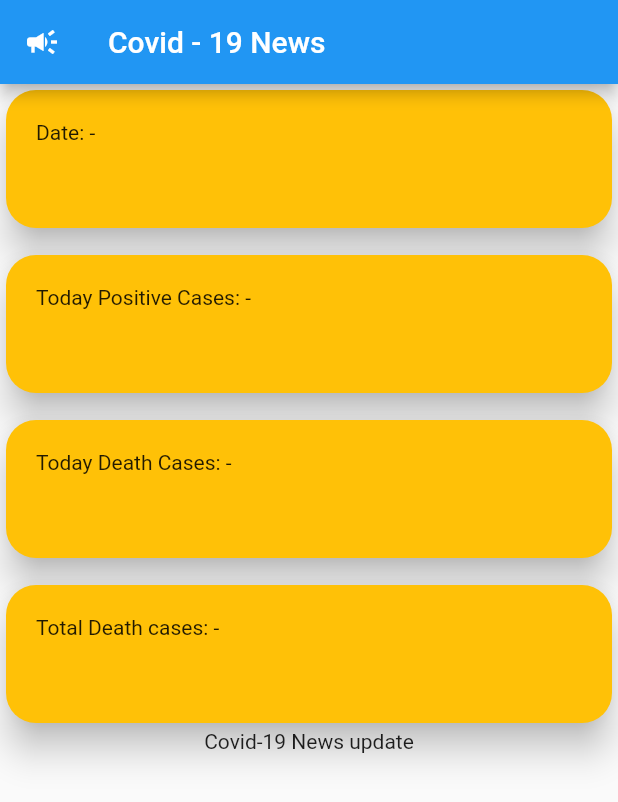
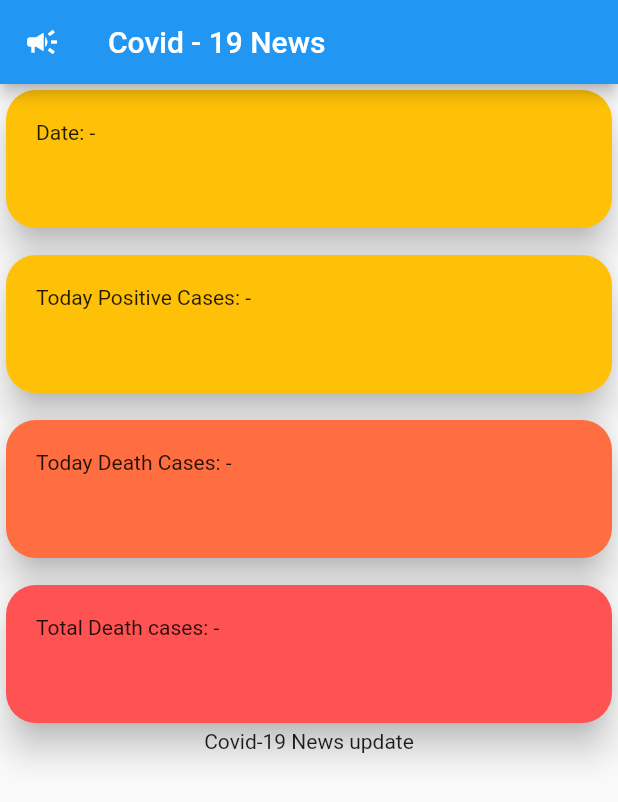
Before and after one commit to RVPSA/covid19_app, a Flutter app: the screen it shows after launch, on a phone screen of 412 x 824 dp. Shown: the top 802 px of the screen. Run offline on Flutter 3.47's test engine with Material 2 defaults, Android fonts, the phone set to English and light mode, and no system bars.

Commit message:
after initial commit
1.Add a column
2.Inside the column add many cards
3.Modify Cards

```diff
--- a/lib/main.dart
+++ b/lib/main.dart
@@ -67,7 +67,7 @@ class myHomePage extends StatelessWidget {
               width: double.infinity,
               height: 100,
               child: Card(
-                color: Colors.amber,
+                color: Colors.deepOrangeAccent,
                 shape: RoundedRectangleBorder(
                   borderRadius: BorderRadius.circular(20),
                 ),
@@ -83,7 +83,7 @@ class myHomePage extends StatelessWidget {
               width: double.infinity,
               height: 100,
               child: Card(
-                color: Colors.amber,
+                color: Colors.redAccent,
                 shape: RoundedRectangleBorder(
                   borderRadius: BorderRadius.circular(20),
                 ),
```
